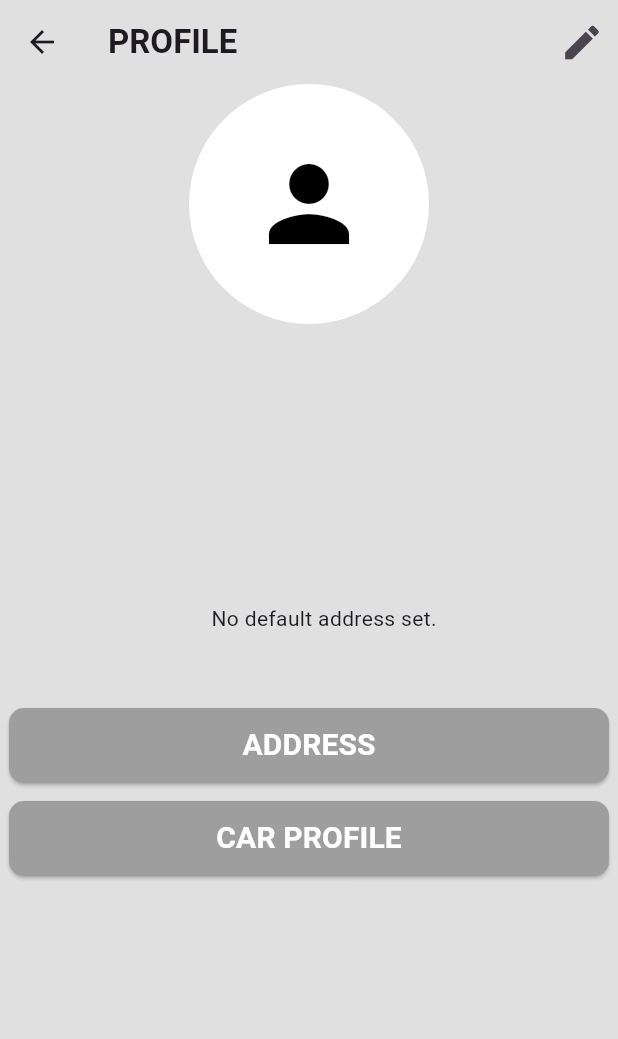
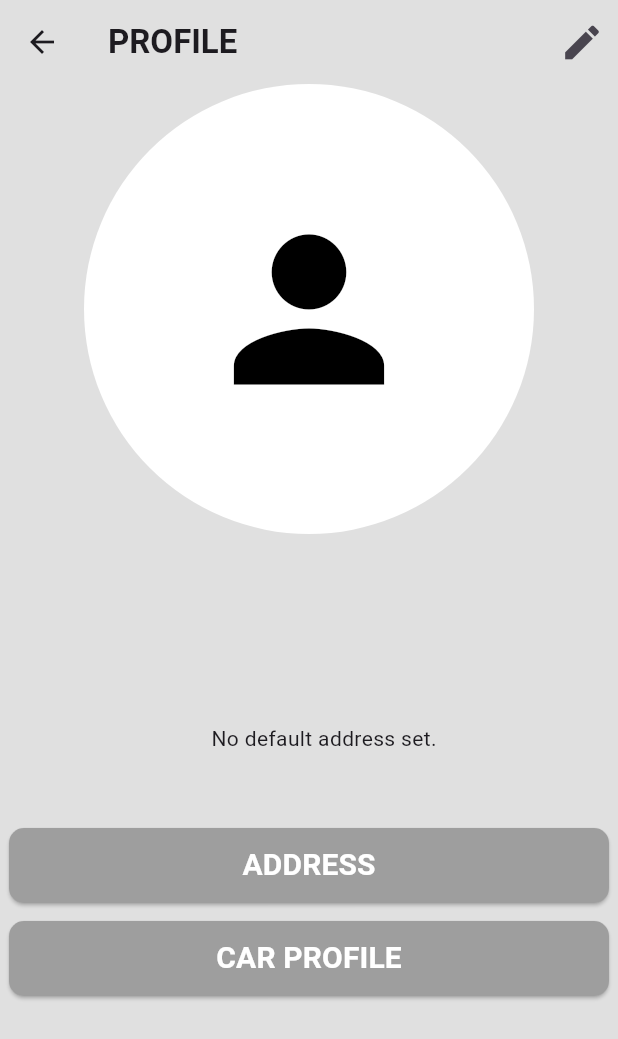
Before and after one commit to TechPyllars2024/AutoCareCarOwners, a Flutter app: the CarOwnerProfile screen opened directly, on a phone screen of 412 x 824 dp. Shown: the top 1039 px of the screen. Run offline on Flutter 3.47's test engine with Material 3 defaults, Android fonts, the phone set to English and light mode, and no system bars; our stand-ins replace cloud_firestore, curved_navigation_bar, firebase_auth, firebase_core, firebase_storage, flutter_animate and 4 more; missing offline and left inert: flutter_pannable_rating_bar; accounts and stored records are empty.

Commit message:
update: adjusted profile size and text positions

```diff
--- a/lib/ProfileManagement/screens/car_owner_profile.dart
+++ b/lib/ProfileManagement/screens/car_owner_profile.dart
@@ -78,24 +78,25 @@ class _CarOwnerProfileState extends State<CarOwnerProfile> {
               )),
         ],
       ),
-      body: Column(
+      body: SingleChildScrollView(
+        child: Column(
           children: [
             Center(
               child: CircleAvatar(
-              radius: 80,
+                radius: 150,
                 backgroundColor: Colors.white,
                 backgroundImage: profile?.profileImage.isNotEmpty == true
                     ? NetworkImage(profile!.profileImage)
                     : null,
                 child: profile?.profileImage.isEmpty == true
-                  ? const Icon(Icons.person, size: 80, color: Colors.black)
+                    ? const Icon(Icons.person, size: 150, color: Colors.black)
                     : null,
               ),
             ),
             Column(
               children: [
                 Padding(
-                padding: const EdgeInsets.only(top: 40.0),
+                  padding: const EdgeInsets.only(top: 10.0),
                   child: Center(
                     child: Text(
                       profile?.name ?? 'No available Name',
@@ -116,7 +117,7 @@ class _CarOwnerProfileState extends State<CarOwnerProfile> {
                 ),
 
                 // fetching defualt address
-              const SizedBox(height: 20),
+              //  const SizedBox(height: 10),
                 StreamBuilder<CarOwnerAddressModel?>(
                   stream: _profileService.getDefaultAddress(),
                   builder: (context, snapshot) {
@@ -134,19 +135,19 @@ class _CarOwnerProfileState extends State<CarOwnerProfile> {
                         child: Row(
                           crossAxisAlignment: CrossAxisAlignment.start,
                           children: [
-                          const Icon(Icons.location_on_outlined, size: 40),
+                            const Icon(Icons.location_on_outlined, size: 30, color: Colors.orange,),
                             const SizedBox(width: 8),
-                          Column(
+                            Row(
                               crossAxisAlignment: CrossAxisAlignment.start,
                               children: [
                                 Text(
-                                '${defaultAddress.street}, ${defaultAddress.baranggay}',
-                                style: const TextStyle(color: Colors.black54, fontSize: 20),
+                                  '${defaultAddress.street}, ${defaultAddress.baranggay}, ',
+                                  style: const TextStyle(color: Colors.black54, fontSize: 18),
                                 ),
                                 const SizedBox(height: 4), // Adds some spacing between lines
                                 Text(
                                   '${defaultAddress.city}, ${defaultAddress.province}',
-                                style: const TextStyle(color: Colors.black54, fontSize: 20),
+                                  style: const TextStyle(color: Colors.black54, fontSize: 18),
                                 ),
                               ],
                             ),
@@ -155,7 +156,7 @@ class _CarOwnerProfileState extends State<CarOwnerProfile> {
                       );
                     }
                     return const Padding(
-                    padding: EdgeInsets.only(top: 40.0, left: 20, bottom: 50),
+                      padding: EdgeInsets.only(top: 30.0, left: 20, bottom: 50),
                       child: Text('No default address set.'),
                     );
                   },
@@ -206,6 +207,7 @@ class _CarOwnerProfileState extends State<CarOwnerProfile> {
             ),
           ],
         ),
+      ),
     );
   }
 }
```
Lines whose indentation alone changed are shown as unchanged.
